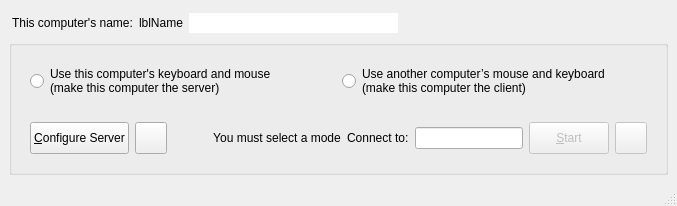
This is src/lib/gui/MainWindow.ui in deskflow/deskflow as Qt 5 draws it before an edit. The edited form follows.
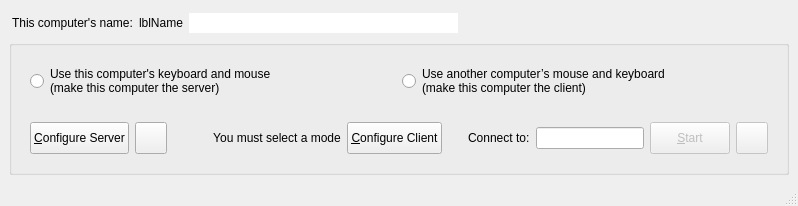
This is the edited form. Icons and pictures are not drawn.

Commit message: refactor: use a client config dialog for client options

What changed in the file:
```diff
--- a/src/lib/gui/MainWindow.ui
+++ b/src/lib/gui/MainWindow.ui
@@ -321,6 +321,47 @@
              <property name="bottomMargin">
               <number>0</number>
              </property>
+             <item>
+              <widget class="QPushButton" name="btnConfigureClient">
+               <property name="sizePolicy">
+                <sizepolicy hsizetype="Maximum" vsizetype="Fixed">
+                 <horstretch>0</horstretch>
+                 <verstretch>0</verstretch>
+                </sizepolicy>
+               </property>
+               <property name="minimumSize">
+                <size>
+                 <width>0</width>
+                 <height>32</height>
+                </size>
+               </property>
+               <property name="maximumSize">
+                <size>
+                 <width>16777215</width>
+                 <height>32</height>
+                </size>
+               </property>
+               <property name="text">
+                <string>&amp;Configure Client</string>
+               </property>
+              </widget>
+             </item>
+             <item>
+              <spacer name="horizontalSpacer_3">
+               <property name="orientation">
+                <enum>Qt::Orientation::Horizontal</enum>
+               </property>
+               <property name="sizeType">
+                <enum>QSizePolicy::Policy::Fixed</enum>
+               </property>
+               <property name="sizeHint" stdset="0">
+                <size>
+                 <width>20</width>
+                 <height>5</height>
+                </size>
+               </property>
+              </spacer>
+             </item>
              <item>
               <widget class="QLabel" name="m_pLabelServerName">
                <property name="sizePolicy">
```
The commit also changes 14 other files.
